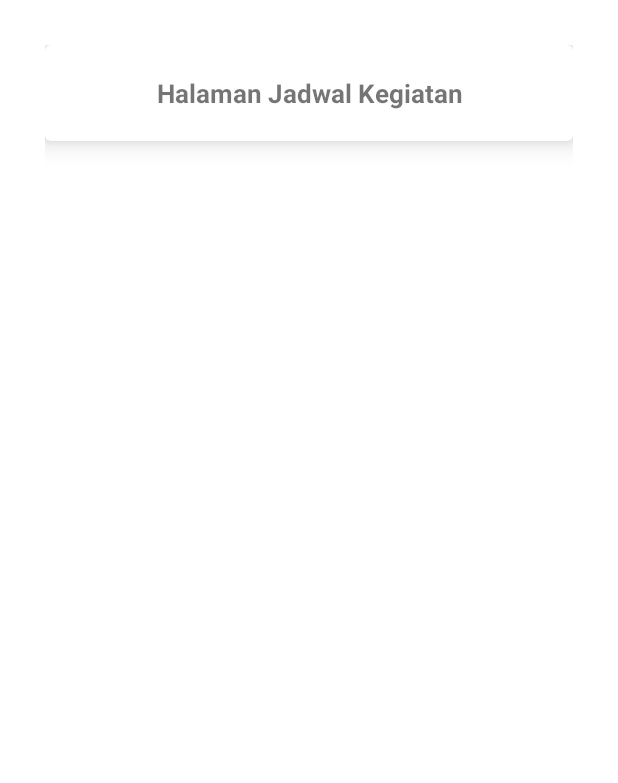
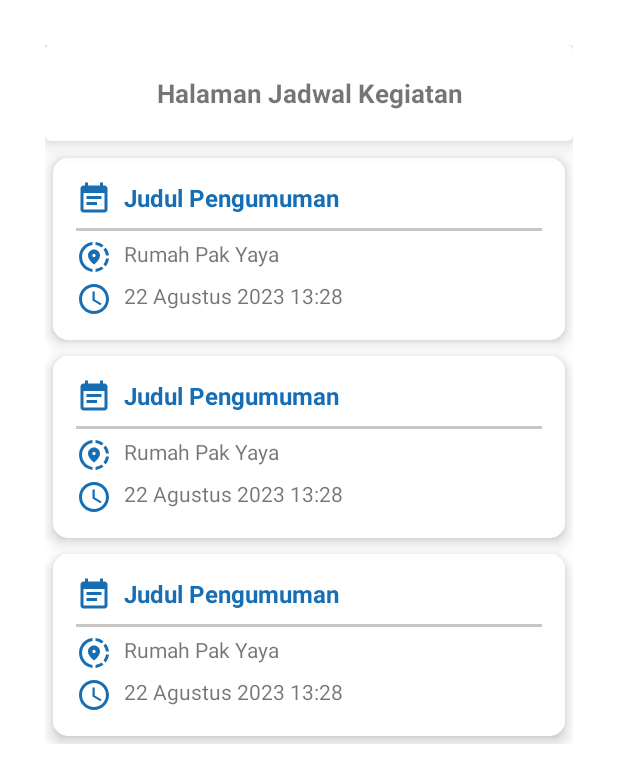
Before and after one commit to tesandev/MobileGerejaInfo, an Android app: the layout fragment_jadwal_kegiatan.xml on its own in the app's theme, with its tools: preview values and no code run, on a phone screen of 412 x 824 dp. Shown: the top 783 px of the screen. Run offline under Robolectric (Android 15) with nearby library versions, the phone set to English and light mode, and no system bars.

Commit message:
list jadwal kegiatan

```diff
--- a/app/src/main/java/com/tesan/gerejayohanes/api/ApiService.kt
+++ b/app/src/main/java/com/tesan/gerejayohanes/api/ApiService.kt
@@ -1,6 +1,7 @@
 package com.tesan.gerejayohanes.api
 
 import com.tesan.gerejayohanes.login.ResponseLogin
+import com.tesan.gerejayohanes.model.ResponseJadwalKegiatan
 import com.tesan.gerejayohanes.model.ResponsePengumuman
 import com.tesan.gerejayohanes.model.ResponseTataibadah
 import com.tesan.gerejayohanes.register.ResponseRegister
@@ -29,6 +30,9 @@ interface ApiService {
     @GET("listtataibadah")
     fun listtataibadah(): Call<ArrayList<ResponseTataibadah>>
 
+    @GET("listjadwalkegiatan")
+    fun listjadwalkegiatan(): Call<ArrayList<ResponseJadwalKegiatan>>
+
     @GET("tataibadahdetail/{id}")
     fun tataibadahdetail(
         @Path("id") id:String
--- /dev/null
+++ b/app/src/main/res/drawable/ic_baseline_access_time_24.xml
@@ -0,0 +1,6 @@
+<vector android:height="24dp" android:tint="#176EB3"
+    android:viewportHeight="24" android:viewportWidth="24"
+    android:width="24dp" xmlns:android="http://schemas.android.com/apk/res/android">
+    <path android:fillColor="@android:color/white" android:pathData="M11.99,2C6.47,2 2,6.48 2,12s4.47,10 9.99,10C17.52,22 22,17.52 22,12S17.52,2 11.99,2zM12,20c-4.42,0 -8,-3.58 -8,-8s3.58,-8 8,-8 8,3.58 8,8 -3.58,8 -8,8z"/>
+    <path android:fillColor="@android:color/white" android:pathData="M12.5,7H11v6l5.25,3.15 0.75,-1.23 -4.5,-2.67z"/>
+</vector>
--- /dev/null
+++ b/app/src/main/res/drawable/ic_baseline_event_note_24.xml
@@ -0,0 +1,5 @@
+<vector android:autoMirrored="true" android:height="24dp"
+    android:tint="#176EB3" android:viewportHeight="24"
+    android:viewportWidth="24" android:width="24dp" xmlns:android="http://schemas.android.com/apk/res/android">
+    <path android:fillColor="@android:color/white" android:pathData="M17,10L7,10v2h10v-2zM19,3h-1L18,1h-2v2L8,3L8,1L6,1v2L5,3c-1.11,0 -1.99,0.9 -1.99,2L3,19c0,1.1 0.89,2 2,2h14c1.1,0 2,-0.9 2,-2L21,5c0,-1.1 -0.9,-2 -2,-2zM19,19L5,19L5,8h14v11zM14,14L7,14v2h7v-2z"/>
+</vector>
--- /dev/null
+++ b/app/src/main/res/drawable/ic_baseline_share_location_24.xml
@@ -0,0 +1,10 @@
+<vector android:height="24dp" android:tint="#176EB3"
+    android:viewportHeight="24" android:viewportWidth="24"
+    android:width="24dp" xmlns:android="http://schemas.android.com/apk/res/android">
+    <path android:fillColor="@android:color/white" android:pathData="M13.02,19.93v2.02c2.01,-0.2 3.84,-1 5.32,-2.21l-1.42,-1.43C15.81,19.17 14.48,19.75 13.02,19.93z"/>
+    <path android:fillColor="@android:color/white" android:pathData="M4.03,12c0,-4.05 3.03,-7.41 6.95,-7.93V2.05C5.95,2.58 2.03,6.84 2.03,12c0,5.16 3.92,9.42 8.95,9.95v-2.02C7.06,19.41 4.03,16.05 4.03,12z"/>
+    <path android:fillColor="@android:color/white" android:pathData="M19.95,11h2.02c-0.2,-2.01 -1,-3.84 -2.21,-5.32l-1.43,1.43C19.19,8.21 19.77,9.54 19.95,11z"/>
+    <path android:fillColor="@android:color/white" android:pathData="M18.34,4.26c-1.48,-1.21 -3.32,-2.01 -5.32,-2.21v2.02c1.46,0.18 2.79,0.76 3.9,1.62L18.34,4.26z"/>
+    <path android:fillColor="@android:color/white" android:pathData="M18.33,16.9l1.43,1.42c1.21,-1.48 2.01,-3.31 2.21,-5.32h-2.02C19.77,14.46 19.19,15.79 18.33,16.9z"/>
+    <path android:fillColor="@android:color/white" android:pathData="M16,11.1C16,8.61 14.1,7 12,7s-4,1.61 -4,4.1c0,1.66 1.33,3.63 4,5.9C14.67,14.73 16,12.76 16,11.1zM12,12c-0.59,0 -1.07,-0.48 -1.07,-1.07c0,-0.59 0.48,-1.07 1.07,-1.07s1.07,0.48 1.07,1.07C13.07,11.52 12.59,12 12,12z"/>
+</vector>
--- a/app/src/main/res/layout/fragment_jadwal_kegiatan.xml
+++ b/app/src/main/res/layout/fragment_jadwal_kegiatan.xml
@@ -12,11 +12,13 @@
         android:padding="30dp">
 
         <com.google.android.material.card.MaterialCardView
+            android:id="@+id/headJadwalKegiatan"
             android:layout_width="match_parent"
             android:layout_height="wrap_content"
             app:strokeColor="@color/cardview_light_background"
             app:strokeWidth="1dp"
             app:cardElevation="10dp"
+            android:layout_marginBottom="6dp"
             >
             <LinearLayout
                 android:layout_width="match_parent"
@@ -38,6 +40,14 @@
 
         </com.google.android.material.card.MaterialCardView>
 
+        <androidx.recyclerview.widget.RecyclerView
+            android:layout_below="@+id/headJadwalKegiatan"
+            android:id="@+id/rvJadwalkegiatan"
+            android:layout_width="match_parent"
+            android:layout_height="wrap_content"
+            tools:listitem="@layout/itm_jadwalkegiatan"
+            />
+
     </RelativeLayout>
 
 </FrameLayout>
--- /dev/null
+++ b/app/src/main/res/layout/itm_jadwalkegiatan.xml
@@ -0,0 +1,91 @@
+<?xml version="1.0" encoding="utf-8"?>
+<com.google.android.material.card.MaterialCardView xmlns:android="http://schemas.android.com/apk/res/android"
+    android:layout_width="match_parent"
+    android:layout_height="wrap_content"
+    xmlns:app="http://schemas.android.com/apk/res-auto"
+    app:strokeColor="@color/cardview_light_background"
+    app:strokeWidth="1dp"
+    app:cardElevation="6dp"
+    app:cardCornerRadius="10dp"
+    android:layout_margin="5dp"
+    android:layout_marginBottom="10dp">
+
+    <LinearLayout
+        android:layout_width="wrap_content"
+        android:layout_height="match_parent"
+        android:orientation="vertical"
+        android:padding="15dp">
+
+        <LinearLayout
+            android:layout_width="match_parent"
+            android:layout_height="wrap_content"
+            android:orientation="horizontal"
+            android:layout_marginBottom="4dp">
+
+            <ImageView
+                android:layout_width="wrap_content"
+                android:layout_height="wrap_content"
+                android:src="@drawable/ic_baseline_event_note_24"
+                android:layout_marginRight="8dp"/>
+
+            <com.google.android.material.textview.MaterialTextView
+                android:id="@+id/titleKegiatan"
+                android:layout_width="match_parent"
+                android:layout_height="wrap_content"
+                android:text="Judul Pengumuman"
+                android:textStyle="bold"
+                android:textColor="@color/purple_500"
+                android:textSize="16sp"
+                android:layout_marginBottom="5dp"
+                />
+
+        </LinearLayout>
+
+        <com.google.android.material.divider.MaterialDivider
+            android:layout_width="match_parent"
+            android:layout_height="2dp"
+            android:background="@color/mysilver"
+            android:layout_marginBottom="5dp"/>
+
+        <LinearLayout
+            android:layout_width="match_parent"
+            android:layout_height="wrap_content"
+            android:orientation="horizontal"
+            android:layout_marginBottom="4dp">
+
+            <ImageView
+                android:layout_width="wrap_content"
+                android:layout_height="wrap_content"
+                android:src="@drawable/ic_baseline_share_location_24"
+                android:layout_marginRight="8dp"/>
+
+            <com.google.android.material.textview.MaterialTextView
+                android:id="@+id/lokasiKegiatan"
+                android:layout_width="match_parent"
+                android:layout_height="wrap_content"
+                android:text="Rumah Pak Yaya"/>
+
+        </LinearLayout>
+
+        <LinearLayout
+            android:layout_width="match_parent"
+            android:layout_height="wrap_content"
+            android:orientation="horizontal">
+
+            <ImageView
+                android:layout_width="wrap_content"
+                android:layout_height="wrap_content"
+                android:src="@drawable/ic_baseline_access_time_24"
+                android:layout_marginRight="8dp"/>
+
+            <com.google.android.material.textview.MaterialTextView
+                android:id="@+id/waktuKegiatan"
+                android:layout_width="match_parent"
+                android:layout_height="wrap_content"
+                android:text="22 Agustus 2023 13:28"/>
+
+        </LinearLayout>
+
+    </LinearLayout>
+
+</com.google.android.material.card.MaterialCardView>
```
Also changed, not shown: app/src/main/java/com/tesan/gerejayohanes/adapter/AdapterJadwalKegiatan.kt (added, +36 -0 lines), app/src/main/java/com/tesan/gerejayohanes/fragment/JadwalKegiatanFragment.kt (+46 -1 lines), app/src/main/java/com/tesan/gerejayohanes/model/ResponseJadwalKegiatan.kt (added, +27 -0 lines).
